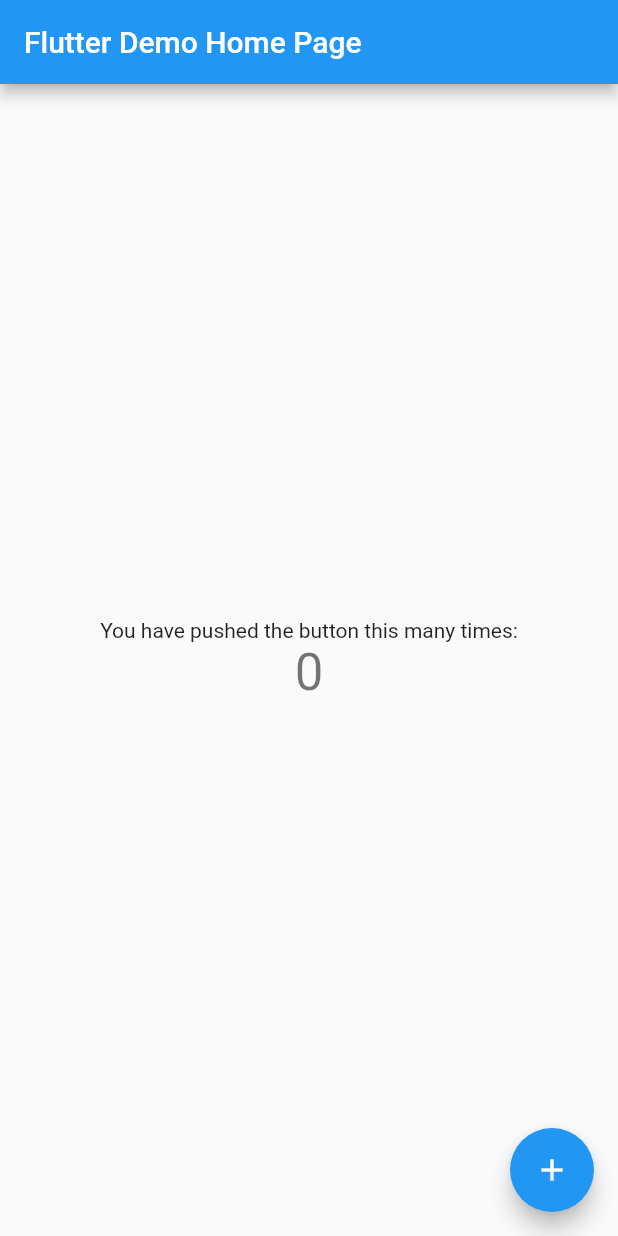
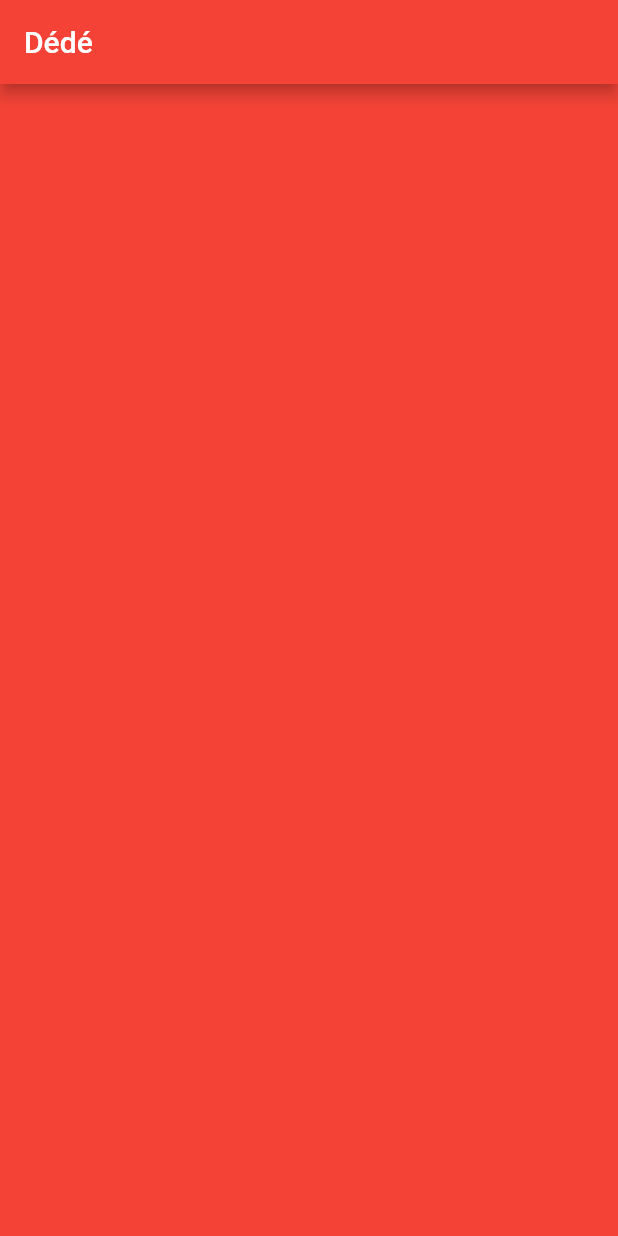
Before and after one commit to ZephirSD/dede, a Flutter app: the screen it shows after launch, on a phone screen of 412 x 824 dp. Run offline on Flutter 3.47's test engine with Material 2 defaults, Android fonts, the phone set to English and light mode, and no system bars.

Commit message:
importation du fichier main.dart

```diff
--- a/lib/main.dart
+++ b/lib/main.dart
@@ -1,115 +1,23 @@
 import 'package:flutter/material.dart';
 
 void main() {
-  runApp(const MyApp());
+  return runApp(
+    MaterialApp(
+      home: Scaffold(
+        backgroundColor: Colors.red,
+        appBar: AppBar(
+          title: Text('Dédé'),
+          backgroundColor: Colors.red,
+        ),
+        body: DicePage(),
+      ),
+    ),
+  );
 }
 
-class MyApp extends StatelessWidget {
-  const MyApp({Key? key}) : super(key: key);
-
-  // This widget is the root of your application.
+class DicePage extends StatelessWidget {
   @override
   Widget build(BuildContext context) {
-    return MaterialApp(
-      title: 'Flutter Demo',
-      theme: ThemeData(
-        // This is the theme of your application.
-        //
-        // Try running your application with "flutter run". You'll see the
-        // application has a blue toolbar. Then, without quitting the app, try
-        // changing the primarySwatch below to Colors.green and then invoke
-        // "hot reload" (press "r" in the console where you ran "flutter run",
-        // or simply save your changes to "hot reload" in a Flutter IDE).
-        // Notice that the counter didn't reset back to zero; the application
-        // is not restarted.
-        primarySwatch: Colors.blue,
-      ),
-      home: const MyHomePage(title: 'Flutter Demo Home Page'),
-    );
+    return Container();
   }
 }
-
-class MyHomePage extends StatefulWidget {
-  const MyHomePage({Key? key, required this.title}) : super(key: key);
-
-  // This widget is the home page of your application. It is stateful, meaning
-  // that it has a State object (defined below) that contains fields that affect
-  // how it looks.
-
-  // This class is the configuration for the state. It holds the values (in this
-  // case the title) provided by the parent (in this case the App widget) and
-  // used by the build method of the State. Fields in a Widget subclass are
-  // always marked "final".
-
-  final String title;
-
-  @override
-  State<MyHomePage> createState() => _MyHomePageState();
-}
-
-class _MyHomePageState extends State<MyHomePage> {
-  int _counter = 0;
-
-  void _incrementCounter() {
-    setState(() {
-      // This call to setState tells the Flutter framework that something has
-      // changed in this State, which causes it to rerun the build method below
-      // so that the display can reflect the updated values. If we changed
-      // _counter without calling setState(), then the build method would not be
-      // called again, and so nothing would appear to happen.
-      _counter++;
-    });
-  }
-
-  @override
-  Widget build(BuildContext context) {
-    // This method is rerun every time setState is called, for instance as done
-    // by the _incrementCounter method above.
-    //
-    // The Flutter framework has been optimized to make rerunning build methods
-    // fast, so that you can just rebuild anything that needs updating rather
-    // than having to individually change instances of widgets.
-    return Scaffold(
-      appBar: AppBar(
-        // Here we take the value from the MyHomePage object that was created by
-        // the App.build method, and use it to set our appbar title.
-        title: Text(widget.title),
-      ),
-      body: Center(
-        // Center is a layout widget. It takes a single child and positions it
-        // in the middle of the parent.
-        child: Column(
-          // Column is also a layout widget. It takes a list of children and
-          // arranges them vertically. By default, it sizes itself to fit its
-          // children horizontally, and tries to be as tall as its parent.
-          //
-          // Invoke "debug painting" (press "p" in the console, choose the
-          // "Toggle Debug Paint" action from the Flutter Inspector in Android
-          // Studio, or the "Toggle Debug Paint" command in Visual Studio Code)
-          // to see the wireframe for each widget.
-          //
-          // Column has various properties to control how it sizes itself and
-          // how it positions its children. Here we use mainAxisAlignment to
-          // center the children vertically; the main axis here is the vertical
-          // axis because Columns are vertical (the cross axis would be
-          // horizontal).
-          mainAxisAlignment: MainAxisAlignment.center,
-          children: <Widget>[
-            const Text(
-              'You have pushed the button this many times:',
-            ),
-            Text(
-              '$_counter',
-              style: Theme.of(context).textTheme.headline4,
-            ),
-          ],
-        ),
-      ),
-      floatingActionButton: FloatingActionButton(
-        onPressed: _incrementCounter,
-        tooltip: 'Increment',
-        child: const Icon(Icons.add),
-      ), // This trailing comma makes auto-formatting nicer for build methods.
-    );
-  }
-}
```
